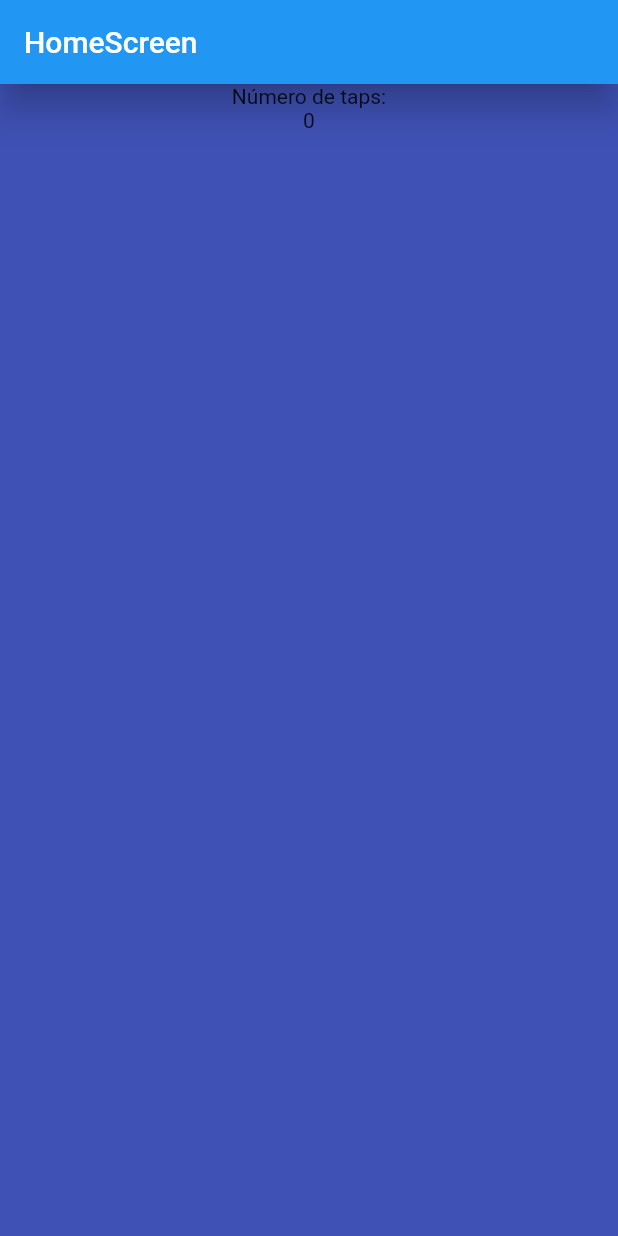
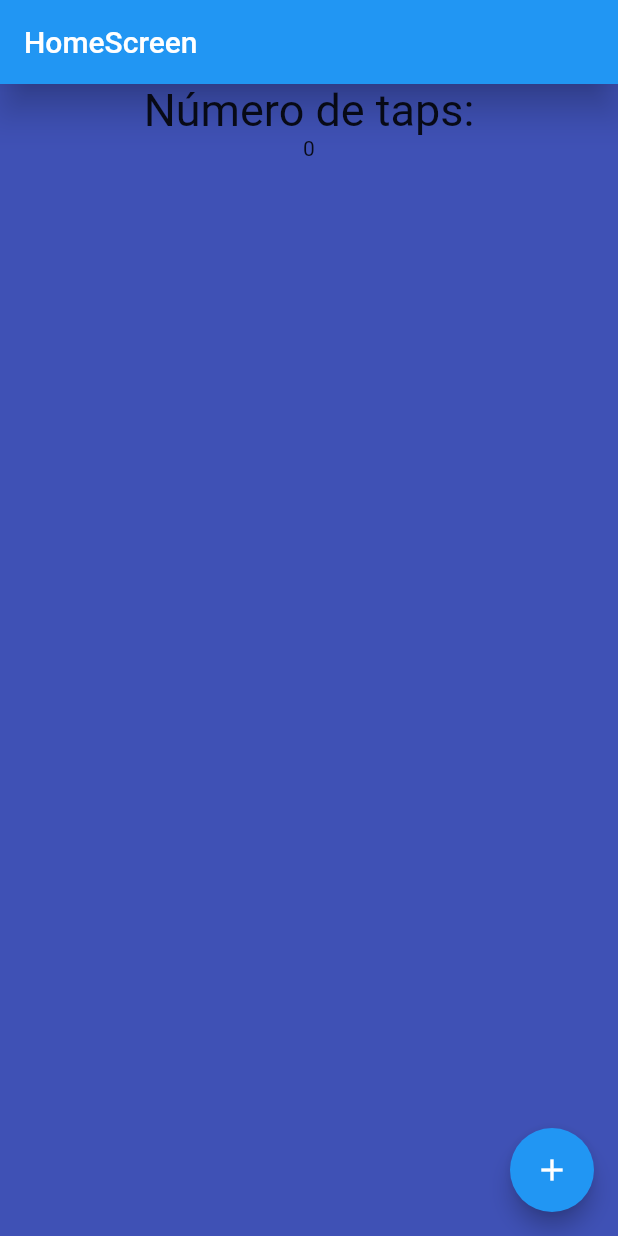
Before and after one commit to gnievap/flutter_counter_app, a Flutter app: the screen it shows after launch, on a phone screen of 412 x 824 dp. Run offline on Flutter 3.47's test engine with Material 2 defaults, Android fonts, the phone set to English and light mode, and no system bars.

Commit message:
Agregando FloatingActionButton

```diff
--- a/lib/screens/home_screen.dart
+++ b/lib/screens/home_screen.dart
@@ -1,25 +1,32 @@
 import 'package:flutter/material.dart';
 
-class HomeScreen extends StatelessWidget{
+class HomeScreen extends StatelessWidget {
   const HomeScreen({super.key});
 
   @override
   Widget build(BuildContext context) {
-   return  Scaffold(
+    const TextStyle fontSize30 = TextStyle(fontSize: 30);
+    return Scaffold(
       appBar: AppBar(
         title: const Text('HomeScreen'),
         elevation: 10,
       ),
       backgroundColor: Colors.indigo,
       body: const Center(
-            child:Column(
-                  children: [
-                    Text('Número de taps:'),
+        child: Column(children: [
+          Text(
+            'Número de taps:',
+            style: fontSize30,
+          ),
           Text('0'),
-                  ]
+        ]),
       ),
+      floatingActionButton: FloatingActionButton(
+        child: const Icon(Icons.add),
+        onPressed: () {
+          print('Presionaste el botón');
+        },
       ),
     );
   }
-
 }
```
Lines whose indentation alone changed are shown as unchanged.
